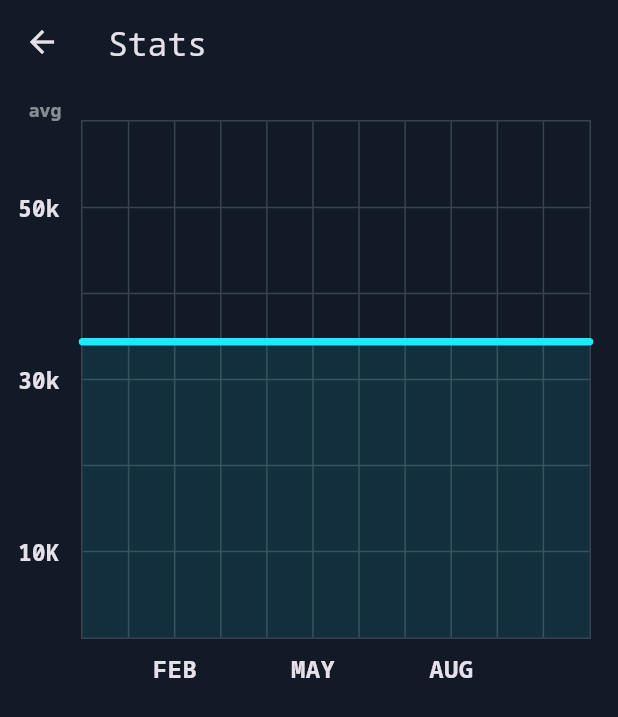
After one commit to ettoma/gym_bro, a Flutter app: the StatsPage screen opened directly, after a tap on "avg", on a phone screen of 412 x 824 dp. The commit adds this screen. Shown: the top 717 px of the screen. Run offline on Flutter 3.47's test engine with Material 3 defaults, Android fonts, the phone set to English and light mode, and no system bars; drawn by our look-alikes of fl_chart; our stand-ins replace google_fonts, sqflite; missing offline and left inert: custom_timer; accounts and stored records are empty.

Commit message:
stats db logic draft + graph

```diff
--- a/lib/database/database_utils.dart
+++ b/lib/database/database_utils.dart
@@ -290,4 +290,25 @@ class DatabaseUtils {
     }
     return workoutList;
   }
+
+  Future<List<int>> getExerciseData(String exerciseName) async {
+    await initialise();
+
+    final List<Map<String, dynamic>> maps =
+        await database.rawQuery('SELECT * FROM workoutLogs');
+
+    List<int> exerciseWeightList = [];
+
+    for (var w in maps) {
+      for (var e in jsonDecode(w['exercises'])) {
+        if (e['name'] == exerciseName) {
+          for (var s in e['sets']) {
+            exerciseWeightList.add(s['weight'].toInt());
+          }
+        }
+      }
+    }
+    print(exerciseWeightList);
+    return exerciseWeightList;
+  }
 }
--- a/lib/global/text.dart
+++ b/lib/global/text.dart
@@ -1,14 +1,14 @@
 class PageNames {
   static const String myWorkouts = 'my workouts';
   static const String logs = 'logs';
-  static const String profile = 'profile';
+  static const String stats = 'stats';
   static const String quickWorkout = 'quick start';
   static const String workoutBuilder = 'workout builder';
 
   static const List<String> names = [
     myWorkouts,
     logs,
-    profile,
+    stats,
     quickWorkout,
     workoutBuilder
   ];
--- a/lib/views/profile_view.dart
+++ /dev/null
@@ -1,16 +0,0 @@
-import 'package:flutter/material.dart';
-import 'package:gym_bro/global/text.dart';
-
-import '../widgets/app_bar.dart';
-
-class ProfilePage extends StatelessWidget {
-  const ProfilePage({super.key});
-
-  @override
-  Widget build(BuildContext context) {
-    return Scaffold(
-        appBar: NavBar(
-      pageTitle: PageNames.profile,
-    ));
-  }
-}
--- /dev/null
+++ b/lib/views/stats_view.dart
@@ -0,0 +1,300 @@
+import 'package:fl_chart/fl_chart.dart';
+import 'package:flutter/material.dart';
+import 'package:gym_bro/global/text.dart';
+
+import '../database/database_utils.dart';
+import '../widgets/app_bar.dart';
+
+class StatsPage extends StatefulWidget {
+  const StatsPage({super.key});
+
+  @override
+  State<StatsPage> createState() => _StatsPageState();
+}
+
+class _StatsPageState extends State<StatsPage> {
+  List<Color> gradientColors = [
+    Colors.cyanAccent,
+    Colors.blueAccent,
+  ];
+
+  bool showAvg = false;
+  @override
+  Widget build(BuildContext context) {
+    return Scaffold(
+        appBar: NavBar(
+          pageTitle: "Stats",
+        ),
+        body: Stack(
+          children: <Widget>[
+            AspectRatio(
+              aspectRatio: 1,
+              child: Padding(
+                padding: const EdgeInsets.only(
+                  right: 18,
+                  left: 12,
+                  top: 24,
+                  bottom: 12,
+                ),
+                child: LineChart(
+                  showAvg ? avgData() : mainData(),
+                  duration: Duration(seconds: 1),
+                ),
+              ),
+            ),
+            SizedBox(
+              width: 60,
+              height: 34,
+              child: TextButton(
+                onPressed: () {
+                  setState(() {
+                    showAvg = !showAvg;
+                  });
+                },
+                child: Text(
+                  'avg',
+                  style: TextStyle(
+                    fontSize: 12,
+                    color:
+                        showAvg ? Colors.white.withOpacity(0.5) : Colors.white,
+                  ),
+                ),
+              ),
+            ),
+          ],
+        ));
+  }
+
+  Widget bottomTitleWidgets(double value, TitleMeta meta) {
+    const style = TextStyle(
+      fontWeight: FontWeight.bold,
+      fontSize: 16,
+    );
+    Widget text;
+    switch (value.toInt()) {
+      case 2:
+        text = const Text('FEB', style: style);
+        break;
+      case 5:
+        text = const Text('MAY', style: style);
+        break;
+      case 8:
+        text = const Text('AUG', style: style);
+        break;
+      default:
+        text = const Text('', style: style);
+        break;
+    }
+
+    return SideTitleWidget(
+      axisSide: meta.axisSide,
+      child: text,
+    );
+  }
+
+  Widget leftTitleWidgets(double value, TitleMeta meta) {
+    const style = TextStyle(
+      fontWeight: FontWeight.bold,
+      fontSize: 15,
+    );
+    String text;
+    switch (value.toInt()) {
+      case 1:
+        text = '10K';
+        break;
+      case 3:
+        text = '30k';
+        break;
+      case 5:
+        text = '50k';
+        break;
+      default:
+        return Container();
+    }
+
+    return Text(text, style: style, textAlign: TextAlign.left);
+  }
+
+  LineChartData mainData() {
+    return LineChartData(
+      gridData: FlGridData(
+        show: true,
+        drawVerticalLine: true,
+        horizontalInterval: 1,
+        verticalInterval: 1,
+        getDrawingHorizontalLine: (value) {
+          return FlLine(
+            color: Colors.amberAccent.withOpacity(0.2),
+            strokeWidth: 1,
+          );
+        },
+        getDrawingVerticalLine: (value) {
+          return FlLine(
+            color: Colors.amberAccent.withOpacity(0.2),
+            strokeWidth: 1,
+          );
+        },
+      ),
+      titlesData: FlTitlesData(
+        show: true,
+        rightTitles: const AxisTitles(
+          sideTitles: SideTitles(showTitles: false),
+        ),
+        topTitles: const AxisTitles(
+          sideTitles: SideTitles(showTitles: false),
+        ),
+        bottomTitles: AxisTitles(
+          sideTitles: SideTitles(
+            showTitles: true,
+            reservedSize: 30,
+            interval: 1,
+            getTitlesWidget: bottomTitleWidgets,
+          ),
+        ),
+        leftTitles: AxisTitles(
+          sideTitles: SideTitles(
+            showTitles: true,
+            interval: 1,
+            getTitlesWidget: leftTitleWidgets,
+            reservedSize: 42,
+          ),
+        ),
+      ),
+      borderData: FlBorderData(
+        show: true,
+        border: Border.all(color: const Color(0xff37434d)),
+      ),
+      minX: 0,
+      maxX: 11,
+      minY: 0,
+      maxY: 6,
+      lineBarsData: [
+        LineChartBarData(
+          spots: const [
+            FlSpot(0, 3),
+            FlSpot(2.6, 2),
+            FlSpot(4.9, 5),
+            FlSpot(6.8, 3.1),
+            FlSpot(8, 4),
+            FlSpot(9.5, 3),
+            FlSpot(11, 4),
+          ],
+          isCurved: true,
+          gradient: LinearGradient(
+            colors: [Colors.cyanAccent, Colors.blueAccent],
+          ),
+          barWidth: 5,
+          isStrokeCapRound: true,
+          dotData: const FlDotData(
+            show: false,
+          ),
+          belowBarData: BarAreaData(
+            show: true,
+            gradient: LinearGradient(
+              colors: [Colors.cyanAccent, Colors.blueAccent]
+                  .map((color) => color.withOpacity(0.3))
+                  .toList(),
+            ),
+          ),
+        ),
+      ],
+    );
+  }
+
+  LineChartData avgData() {
+    return LineChartData(
+      lineTouchData: const LineTouchData(enabled: false),
+      gridData: FlGridData(
+        show: true,
+        drawHorizontalLine: true,
+        verticalInterval: 1,
+        horizontalInterval: 1,
+        getDrawingVerticalLine: (value) {
+          return const FlLine(
+            color: Color(0xff37434d),
+            strokeWidth: 1,
+          );
+        },
+        getDrawingHorizontalLine: (value) {
+          return const FlLine(
+            color: Color(0xff37434d),
+            strokeWidth: 1,
+          );
+        },
+      ),
+      titlesData: FlTitlesData(
+        show: true,
+        bottomTitles: AxisTitles(
+          sideTitles: SideTitles(
+            showTitles: true,
+            reservedSize: 30,
+            getTitlesWidget: bottomTitleWidgets,
+            interval: 1,
+          ),
+        ),
+        leftTitles: AxisTitles(
+          sideTitles: SideTitles(
+            showTitles: true,
+            getTitlesWidget: leftTitleWidgets,
+            reservedSize: 42,
+            interval: 1,
+          ),
+        ),
+        topTitles: const AxisTitles(
+          sideTitles: SideTitles(showTitles: false),
+        ),
+        rightTitles: const AxisTitles(
+          sideTitles: SideTitles(showTitles: false),
+        ),
+      ),
+      borderData: FlBorderData(
+        show: true,
+        border: Border.all(color: const Color(0xff37434d)),
+      ),
+      minX: 0,
+      maxX: 11,
+      minY: 0,
+      maxY: 6,
+      lineBarsData: [
+        LineChartBarData(
+          spots: const [
+            FlSpot(0, 3.44),
+            FlSpot(2.6, 3.44),
+            FlSpot(4.9, 3.44),
+            FlSpot(6.8, 3.44),
+            FlSpot(8, 3.44),
+            FlSpot(9.5, 3.44),
+            FlSpot(11, 3.44),
+          ],
+          isCurved: true,
+          gradient: LinearGradient(
+            colors: [
+              ColorTween(begin: Colors.cyanAccent, end: Colors.blueAccent)
+                  .lerp(0.2)!,
+              ColorTween(begin: Colors.cyanAccent, end: Colors.blueAccent)
+                  .lerp(0.2)!,
+            ],
+          ),
+          barWidth: 5,
+          isStrokeCapRound: true,
+          dotData: const FlDotData(
+            show: false,
+          ),
+          belowBarData: BarAreaData(
+            show: true,
+            gradient: LinearGradient(
+              colors: [
+                ColorTween(begin: Colors.cyanAccent, end: Colors.blueAccent)
+                    .lerp(0.2)!
+                    .withOpacity(0.1),
+                ColorTween(begin: Colors.cyanAccent, end: Colors.blueAccent)
+                    .lerp(0.2)!
+                    .withOpacity(0.1),
+              ],
+            ),
+          ),
+        ),
+      ],
+    );
+  }
+}
--- a/lib/widgets/page_tile.dart
+++ b/lib/widgets/page_tile.dart
@@ -2,9 +2,9 @@ import 'package:flutter/material.dart';
 import 'package:gym_bro/global/theme_provider.dart';
 import 'package:gym_bro/views/logs_view.dart';
 import 'package:gym_bro/views/my_workouts.dart';
+import 'package:gym_bro/views/stats_view.dart';
 
 import '../global/text.dart';
-import '../views/profile_view.dart';
 import '../views/quick_workout.dart';
 
 class PageTile extends StatelessWidget {
@@ -50,8 +50,8 @@ Widget _switchPage(String pageTitle) {
       return const MyWorkouts();
     case PageNames.logs:
       return const LogsPage();
-    case PageNames.profile:
-      return const ProfilePage();
+    case PageNames.stats:
+      return const StatsPage();
     case PageNames.quickWorkout:
       return const QuickWorkout();
 
--- a/pubspec.yaml
+++ b/pubspec.yaml
@@ -42,6 +42,7 @@ dependencies:
   path:
   path_provider:
   intl: ^0.19.0
+  fl_chart:
 
 dev_dependencies:
   flutter_test:
```
Also changed, not shown: pubspec.lock.
